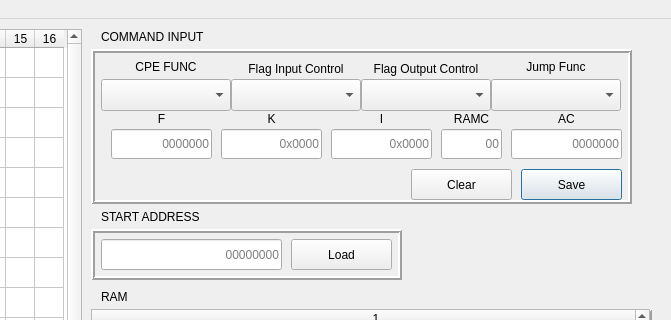
The window that MT589/mainwindow.ui (devborz/mt589-simulator) describes before a commit, drawn with Qt 5; both pictures show x 429 to 1100 and y 0 to 320 of the 1100 by 800 pixel window.
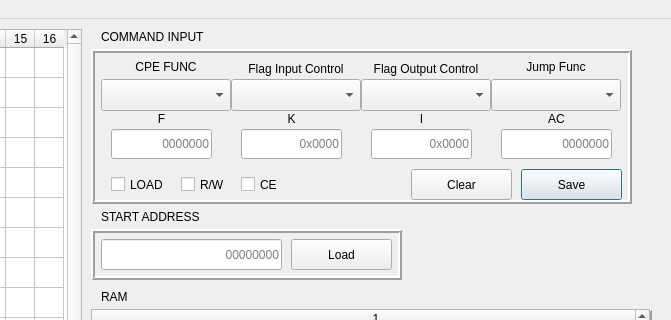
The same window after the commit. Icons and pictures are not drawn.

Patch:
```diff
--- a/MT589/mainwindow.ui
+++ b/MT589/mainwindow.ui
@@ -1566,7 +1566,7 @@
     <widget class="QLabel" name="label_32">
      <property name="geometry">
       <rect>
-       <x>420</x>
+       <x>410</x>
        <y>60</y>
        <width>111</width>
        <height>20</height>
@@ -1598,7 +1598,7 @@
     <widget class="QLineEdit" name="commandAddressEdit">
      <property name="geometry">
       <rect>
-       <x>420</x>
+       <x>410</x>
        <y>80</y>
        <width>111</width>
        <height>30</height>
@@ -1668,7 +1668,7 @@
     <widget class="QLabel" name="label_3">
      <property name="geometry">
       <rect>
-       <x>130</x>
+       <x>150</x>
        <y>60</y>
        <width>101</width>
        <height>20</height>
@@ -1681,28 +1681,6 @@
       <set>Qt::AlignCenter</set>
      </property>
     </widget>
-    <widget class="QLineEdit" name="ramcLineEdit">
-     <property name="geometry">
-      <rect>
-       <x>350</x>
-       <y>80</y>
-       <width>61</width>
-       <height>30</height>
-      </rect>
-     </property>
-     <property name="text">
-      <string/>
-     </property>
-     <property name="maxLength">
-      <number>2</number>
-     </property>
-     <property name="alignment">
-      <set>Qt::AlignRight|Qt::AlignTrailing|Qt::AlignVCenter</set>
-     </property>
-     <property name="placeholderText">
-      <string>00</string>
-     </property>
-    </widget>
     <widget class="QComboBox" name="boxFC2">
      <property name="geometry">
       <rect>
@@ -1716,7 +1694,7 @@
     <widget class="QLineEdit" name="kLineEdit">
      <property name="geometry">
       <rect>
-       <x>130</x>
+       <x>150</x>
        <y>80</y>
        <width>101</width>
        <height>30</height>
@@ -1780,22 +1758,6 @@
       <bool>true</bool>
      </property>
     </widget>
-    <widget class="QLabel" name="label_5">
-     <property name="geometry">
-      <rect>
-       <x>350</x>
-       <y>60</y>
-       <width>61</width>
-       <height>20</height>
-      </rect>
-     </property>
-     <property name="text">
-      <string>RAMC</string>
-     </property>
-     <property name="alignment">
-      <set>Qt::AlignCenter</set>
-     </property>
-    </widget>
     <widget class="QComboBox" name="boxFC1">
      <property name="geometry">
       <rect>
@@ -1828,7 +1790,7 @@
     <widget class="QLineEdit" name="mLineEdit">
      <property name="geometry">
       <rect>
-       <x>240</x>
+       <x>280</x>
        <y>80</y>
        <width>101</width>
        <height>30</height>
@@ -1847,7 +1809,7 @@
     <widget class="QLabel" name="label_6">
      <property name="geometry">
       <rect>
-       <x>240</x>
+       <x>280</x>
        <y>60</y>
        <width>101</width>
        <height>20</height>
@@ -1895,6 +1857,45 @@
       <set>Qt::AlignCenter</set>
      </property>
     </widget>
+    <widget class="QCheckBox" name="loadCheckBox">
+     <property name="geometry">
+      <rect>
+       <x>20</x>
+       <y>120</y>
+       <width>61</width>
+       <height>31</height>
+      </rect>
+     </property>
+     <property name="text">
+      <string>LOAD</string>
+     </property>
+    </widget>
+    <widget class="QCheckBox" name="wrCheckBox">
+     <property name="geometry">
+      <rect>
+       <x>90</x>
+       <y>120</y>
+       <width>51</width>
+       <height>31</height>
+      </rect>
+     </property>
+     <property name="text">
+      <string>R/W</string>
+     </property>
+    </widget>
+    <widget class="QCheckBox" name="ceCheckBox">
+     <property name="geometry">
+      <rect>
+       <x>150</x>
+       <y>120</y>
+       <width>41</width>
+       <height>31</height>
+      </rect>
+     </property>
+     <property name="text">
+      <string>CE</string>
+     </property>
+    </widget>
    </widget>
    <widget class="QPushButton" name="resetButton">
     <property name="geometry">
```
Left out of the diff: 3 changed lines with no effect on the pictures.
